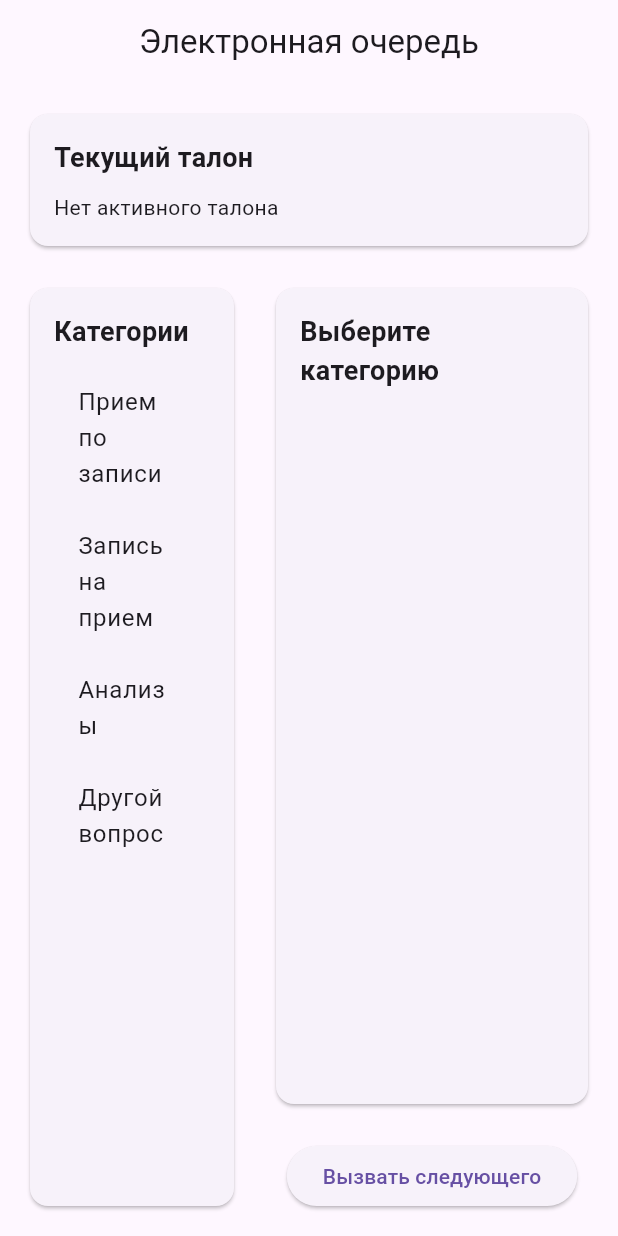
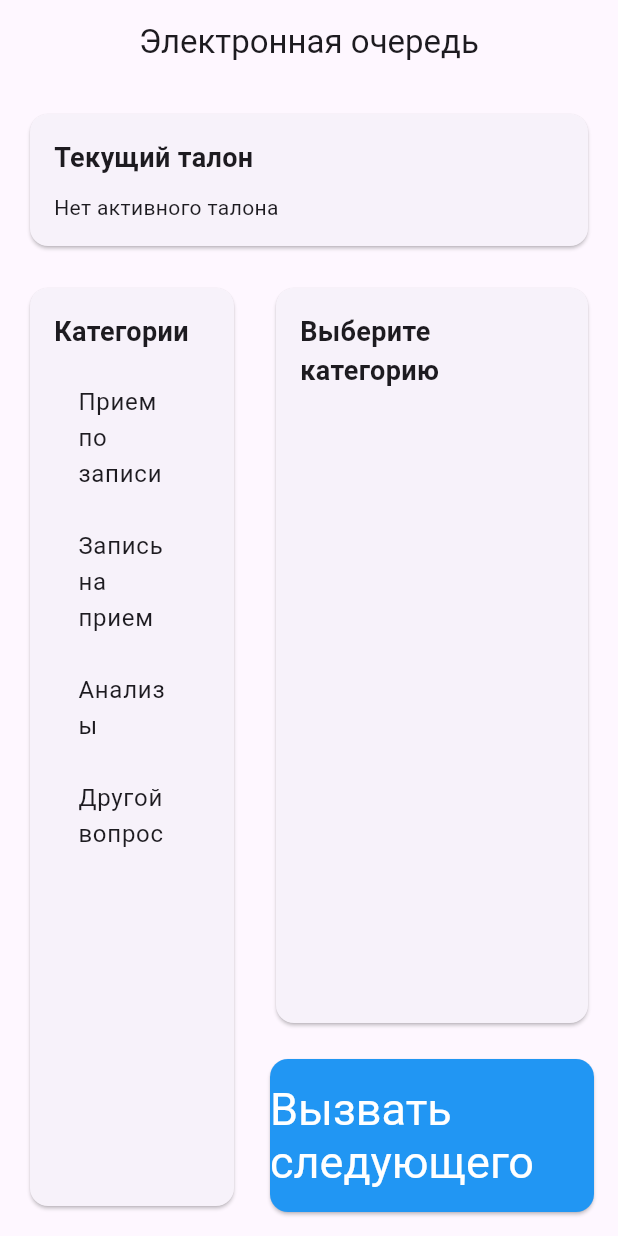
Before and after one commit to AlexanderMorozov1919/electronicqueue-frontend, a Flutter app: the TicketQueuePage screen opened directly, on a phone screen of 412 x 824 dp. Run offline on Flutter 3.47's test engine with Material 3 defaults, Android fonts, the light colour scheme and no system bars; our stand-ins replace bloc, equatable, flutter_bloc; network calls fail.

Commit message:
Обновлено окно регистратора

```diff
--- a/lib/registry_window/presentation/pages/ticket_queue_page.dart
+++ b/lib/registry_window/presentation/pages/ticket_queue_page.dart
@@ -62,24 +62,37 @@ class TicketQueueView extends StatelessWidget {
             child: Row(
               crossAxisAlignment: CrossAxisAlignment.start,
               children: [
-                const Expanded(
-                  flex: 2,
-                  child: CategoriesSection(),
-                ),
+                const Expanded(flex: 2, child: CategoriesSection()),
                 const SizedBox(width: 20),
                 Expanded(
                   flex: 3,
                   child: Column(
                     children: [
-                      const Expanded(
-                        child: TicketsListSection(),
-                      ),
+                      const Expanded(child: TicketsListSection()),
                       const SizedBox(height: 20),
-                      ElevatedButton(
-                        onPressed: () {
-                          context.read<TicketBloc>().add(CallNextTicketEvent());
-                        },
-                        child: const Text(AppConstants.callNextButton),
+                      SizedBox(
+                        width: double.infinity,
+                        child: ElevatedButton(
+                          onPressed: () {
+                            context.read<TicketBloc>().add(
+                              CallNextTicketEvent(),
+                            );
+                          },
+                          style: ElevatedButton.styleFrom(
+                            minimumSize: const Size(double.infinity, 60),
+                            padding: const EdgeInsets.symmetric(vertical: 16),
+                            foregroundColor: Colors.white,
+                            textStyle: const TextStyle(
+                              fontSize: 30,
+                              fontWeight: FontWeight.normal,
+                            ),
+                            backgroundColor: Colors.blue,
+                            shape: RoundedRectangleBorder(
+                              borderRadius: BorderRadius.circular(12),
+                            ),
+                          ),
+                          child: const Text(AppConstants.callNextButton),
+                        ),
                       ),
                     ],
                   ),
@@ -131,6 +144,17 @@ class CurrentTicketSection extends StatelessWidget {
                                   .read<TicketBloc>()
                                   .add(RegisterCurrentTicketEvent());
                             },
+                            style: ElevatedButton.styleFrom(
+                              minimumSize: const Size(150, 50),
+                              padding: const EdgeInsets.symmetric(
+                                  horizontal: 16, vertical: 12),
+                              textStyle: const TextStyle(fontSize: 18),
+                              backgroundColor: Colors.blue,
+                              foregroundColor: Colors.white,
+                              shape: RoundedRectangleBorder(
+                                borderRadius: BorderRadius.circular(8),
+                              ),
+                            ),
                             child: const Text(AppConstants.registerButton),
                           ),
                           const SizedBox(width: 10),
@@ -140,6 +164,17 @@ class CurrentTicketSection extends StatelessWidget {
                                   .read<TicketBloc>()
                                   .add(CompleteCurrentTicketEvent());
                             },
+                            style: ElevatedButton.styleFrom(
+                              minimumSize: const Size(150, 50),
+                              padding: const EdgeInsets.symmetric(
+                                  horizontal: 16, vertical: 12),
+                              textStyle: const TextStyle(fontSize: 18),
+                              backgroundColor: Colors.blue,
+                              foregroundColor: Colors.white,
+                              shape: RoundedRectangleBorder(
+                                borderRadius: BorderRadius.circular(8),
+                              ),
+                            ),
                             child: const Text(AppConstants.completeButton),
                           ),
                         ],
@@ -156,6 +191,7 @@ class CurrentTicketSection extends StatelessWidget {
     );
   }
 }
+
 
 class CategoriesSection extends StatelessWidget {
   const CategoriesSection({super.key});
@@ -179,9 +215,9 @@ class CategoriesSection extends StatelessWidget {
                 child: ListTile(
                   title: Text(category.name),
                   onTap: () {
-                    context
-                        .read<TicketBloc>()
-                        .add(LoadTicketsByCategoryEvent(category));
+                    context.read<TicketBloc>().add(
+                      LoadTicketsByCategoryEvent(category),
+                    );
                   },
                 ),
               );
```
